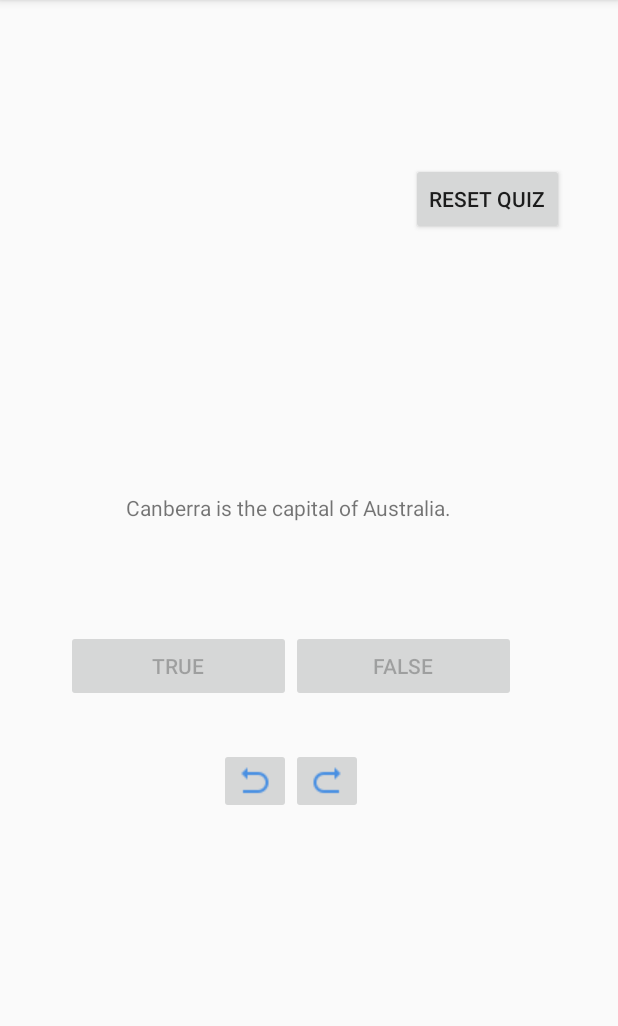
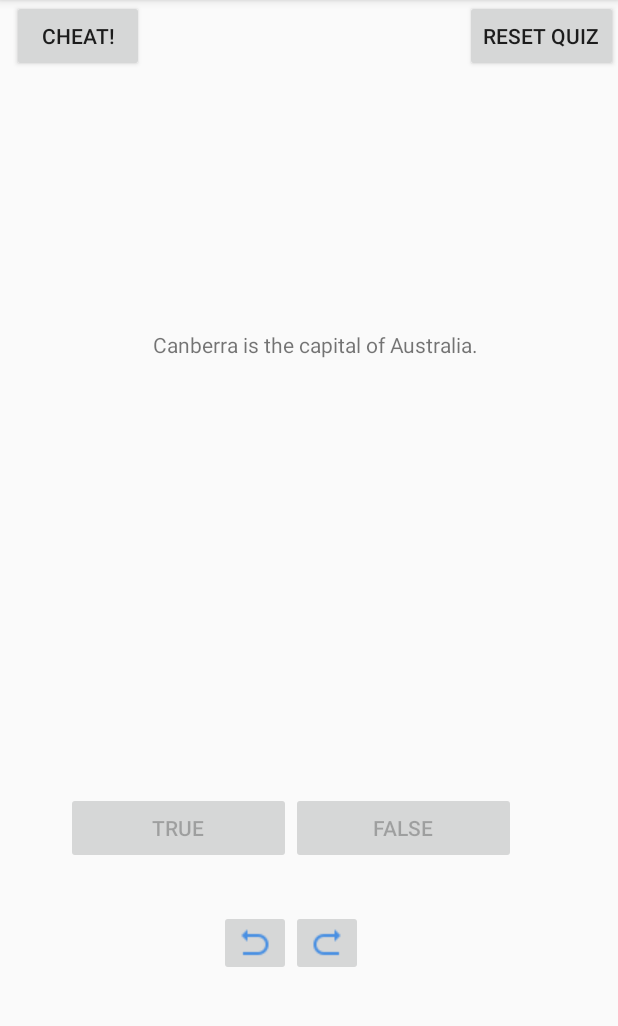
Before and after one commit to chiamtw95/-uni-Android-Labs, an Android app: the screen it shows after launch (QuizActivity), after a tap on "TRUE", on a phone screen of 412 x 824 dp, the part 84-1110 px from its top. Run offline under Robolectric (Android 15) with nearby library versions, the phone set to English and light mode, and no system bars.

Commit message:
intent started

```diff
--- a/GeoQuiz/app/src/main/AndroidManifest.xml
+++ b/GeoQuiz/app/src/main/AndroidManifest.xml
@@ -16,6 +16,7 @@
                 <category android:name="android.intent.category.LAUNCHER" />
             </intent-filter>
         </activity>
+        <activity android:name=".CheatActivity"></activity>
     </application>
 
 </manifest>
--- a/GeoQuiz/app/src/main/java/com/bignerdranch/android/geoquiz/QuizActivity.java
+++ b/GeoQuiz/app/src/main/java/com/bignerdranch/android/geoquiz/QuizActivity.java
@@ -1,7 +1,8 @@
 package com.bignerdranch.android.geoquiz;
 
-import android.content.res.Resources;
-import android.media.Image;
+import android.annotation.SuppressLint;
+import android.content.Context;
+import android.content.Intent;
 import android.support.v7.app.AppCompatActivity;
 import android.os.Bundle;
 import android.util.Log;
@@ -13,16 +14,23 @@ import android.widget.Button;
 import android.view.View;
 
 public class QuizActivity extends AppCompatActivity {
-    public static final String TAG = "QuizActivity";
-    public static final String KEY_INDEX = "index";
-    private Button mTrueButton;
-    private Button mFalseButton;
-    private ImageButton mNextButton;
-    private ImageButton mPreviousButton;
+    public static final String TAG = "QuizActivity", KEY_INDEX = "index",
+            EXTRA_ANSWER_IS_TRUE = "index";
+    private static final int REQUEST_CODE_CHEAT = 0;
+    private Button mTrueButton, mFalseButton, mResetButton, mCheatButton;
+    private ImageButton mNextButton, mPreviousButton;
     private TextView mQuestionTextView;
-    private int mCurrentIndex = 0;
-    private int scoreCounter = 0;
-    private int score;
+    private int mCurrentIndex = 0, scoreCounter = 0;
+    private float score = 0;
+    private boolean mIsCheater;
+
+    public float getScore() {
+        return score;
+    }
+
+    public void setScore(float score) {
+        this.score = score;
+    }
 
     private Question [] mQuestionBank = new Question[]{
             new Question(R.string.question_australia, true),
@@ -33,55 +41,6 @@ public class QuizActivity extends AppCompatActivity {
             new Question(R.string.question_asia,true)
     };
 
-    @Override
-    protected void onCreate(Bundle savedInstanceState) {
-        super.onCreate(savedInstanceState);
-        Log.d(TAG, "onCreate(Bundle) called");
-        setContentView(R.layout.activity_quiz);
-
-        if(savedInstanceState != null)
-            mCurrentIndex =savedInstanceState.getInt(KEY_INDEX, 0);
-
-        mQuestionTextView = (TextView) findViewById(R.id.question_text_view);
-        mTrueButton = (Button) findViewById(R.id.true_button);
-        mFalseButton = (Button) findViewById(R.id.false_button);
-        mNextButton = (ImageButton) findViewById(R.id.next_button);
-        mPreviousButton = (ImageButton) findViewById(R.id.previous_button);
-        updateQuestion(0);
-        resetButtons();
-        mQuestionTextView.setOnClickListener(new View.OnClickListener() {
-            @Override
-            public void onClick(View v) {
-                updateQuestion(1);
-            }
-        });
-        mTrueButton.setOnClickListener(new View.OnClickListener() {
-            @Override
-            public void onClick (View v) {
-                checkAnswer(true);
-                disableButtons();
-            }
-        });
-        mFalseButton.setOnClickListener(new View.OnClickListener() {
-            @Override
-            public void onClick (View v) {
-                checkAnswer(false);
-                disableButtons();
-            }
-        });
-        mNextButton.setOnClickListener(new View.OnClickListener(){
-            @Override
-            public void onClick(View v){
-                updateQuestion(1);
-            }
-        });
-        mPreviousButton.setOnClickListener(new View.OnClickListener(){
-            @Override
-            public void onClick(View v){
-                updateQuestion(-1);
-            }
-        });
-    }
 
     private void updateQuestion(int i){
 
@@ -97,46 +56,51 @@ public class QuizActivity extends AppCompatActivity {
         mQuestionTextView.setText(question);
     }
 
+    @SuppressLint("StringFormatMatches")
     private void checkAnswer(boolean userPressedTue) {
         boolean answerIsTrue = mQuestionBank[mCurrentIndex].isAnswerTrue();
-        int messageResId = 0;
-        String scoreString;
-        Toast toast = null;
-        Resources res = getResources();
+        String toastString;
 
-        if (mCurrentIndex == mQuestionBank.length - 1) {
+
+        if(mIsCheater) {
+            toastString = getString(R.string.cheating_toast);
+            makeToastAndShow(toastString);
+            return;
+        }
+        //Checks if at last question
+        if(mCurrentIndex == mQuestionBank.length - 1) {
             if (userPressedTue == answerIsTrue) {
                 updateScore();
-                scoreString = String.format(res.getString(R.string.score_toast), getString(R.string.correct_toast), score);
+                toastString = String.format(this.getString(R.string.score_toast), getString(R.string.correct_toast), getScore());
             }
             else
-//                scoreString = getString(R.string.score_toast, getString(R.string.incorrect_toast), finalScore);
-                scoreString = String.format(res.getString(R.string.score_toast), getString(R.string.incorrect_toast), score);
-            toast = Toast.makeText(this, scoreString, Toast.LENGTH_SHORT);
+                toastString = getString(R.string.score_toast, getString(R.string.incorrect_toast), score);
+            makeToastAndShow(toastString);
         }
         else {
-            if (userPressedTue == answerIsTrue) {
-                messageResId = R.string.correct_toast;
+            if (userPressedTue == answerIsTrue){
+                toastString = getString(R.string.correct_toast);
                 updateScore();
             }
             else
-                messageResId = R.string.incorrect_toast;
-            toast = Toast.makeText(this, messageResId,Toast.LENGTH_SHORT);
+                toastString = getString(R.string.incorrect_toast);
+            makeToastAndShow(toastString);
         }
-        toast.setGravity(Gravity.TOP, 0,0);
-        toast.show();
     }
 
     private void updateScore(){
         scoreCounter = scoreCounter + 1;
-        score = (scoreCounter/mQuestionBank.length) * 100;
+        float f = (float) scoreCounter/(float) mQuestionBank.length * 100;
+        setScore(f);
     }
 
     private void resetButtons(){
         mTrueButton.setEnabled(true);
         mFalseButton.setEnabled(true);
-        if(mCurrentIndex == 0 )
+        if(mCurrentIndex == 0 ) {
             mPreviousButton.setEnabled(false);
+            mNextButton.setEnabled(true);
+        }
         if (mCurrentIndex == mQuestionBank.length - 1)
             mNextButton.setEnabled(false);
     }
@@ -146,11 +110,104 @@ public class QuizActivity extends AppCompatActivity {
         mFalseButton.setEnabled(false);
     }
 
+    private void makeToastAndShow(String s){
+        Toast toast;
+        toast = Toast.makeText(this, s, Toast.LENGTH_SHORT);
+        toast.setGravity(Gravity.TOP,0,0);
+        toast.show();
+    }
+
+    @Override
+    protected void onCreate(Bundle savedInstanceState) {
+        super.onCreate(savedInstanceState);
+        Log.d(TAG, "onCreate(Bundle) called");
+        setContentView(R.layout.activity_quiz);
+
+        if(savedInstanceState != null) {
+            mCurrentIndex = savedInstanceState.getInt(KEY_INDEX, 0);
+            scoreCounter = savedInstanceState.getInt("scoreCounter", 0);
+            score = savedInstanceState.getFloat("score", 0);
+            if (savedInstanceState.getBoolean("trueButton") == false)
+                disableButtons();
+        }
+        mQuestionTextView = (TextView) findViewById(R.id.question_text_view);
+        mTrueButton = (Button) findViewById(R.id.true_button);
+        mFalseButton = (Button) findViewById(R.id.false_button);
+        mResetButton = (Button) findViewById(R.id.reset_button);
+        mCheatButton = (Button) findViewById(R.id.cheat_button);
+        mNextButton = (ImageButton) findViewById(R.id.next_button);
+        mPreviousButton = (ImageButton) findViewById(R.id.previous_button);
+
+        updateQuestion(0);
+        resetButtons();
+
+        mQuestionTextView.setOnClickListener(new View.OnClickListener() {
+            @Override
+            public void onClick(View v) {
+                updateQuestion(1);
+            }
+        });
+
+        mTrueButton.setOnClickListener(new View.OnClickListener() {
+            @Override
+            public void onClick (View v) {
+                checkAnswer(true);
+                disableButtons();
+            }
+        });
+
+        mFalseButton.setOnClickListener(new View.OnClickListener() {
+            @Override
+            public void onClick (View v) {
+                checkAnswer(false);
+                disableButtons();
+            }
+        });
+
+        mResetButton.setOnClickListener(new View.OnClickListener() {
+            @Override
+            public void onClick(View v) {
+                mCurrentIndex = 0;
+                scoreCounter = 0;
+                score = 0;
+                resetButtons();
+                updateQuestion(0);
+            }
+        });
+
+        mCheatButton.setOnClickListener(new View.OnClickListener() {
+            @Override
+            public void onClick(View v) {
+                boolean answerIsTrue = mQuestionBank[mCurrentIndex].isAnswerTrue();
+                Intent intent = new Intent(QuizActivity.this, CheatActivity.class);
+                startActivityForResult(intent, REQUEST_CODE_CHEAT);
+            }
+        });
+        mNextButton.setOnClickListener(new View.OnClickListener(){
+            @Override
+            public void onClick(View v){
+                updateQuestion(1);
+                mIsCheater = false;
+            }
+        });
+
+        mPreviousButton.setOnClickListener(new View.OnClickListener(){
+            @Override
+            public void onClick(View v){
+                updateQuestion(-1);
+            }
+        });
+    }
+
     @Override
     protected void onSaveInstanceState(Bundle savedInstanceState) {
         super.onSaveInstanceState(savedInstanceState);
         Log.i(TAG, "onSaveInstanceState: ");
         savedInstanceState.putInt(KEY_INDEX, mCurrentIndex);
+        savedInstanceState.putInt("scoreCounter",scoreCounter);
+        savedInstanceState.putFloat("score",score);
+        savedInstanceState.putBoolean("trueButton", mTrueButton.isEnabled());
+
     }
 
     @Override
@@ -183,5 +240,4 @@ public class QuizActivity extends AppCompatActivity {
         Log.d(TAG, "onResume() called");
     }
 
-
 }
--- a/GeoQuiz/app/src/main/res/layout-land/activity_quiz.xml
+++ b/GeoQuiz/app/src/main/res/layout-land/activity_quiz.xml
@@ -28,6 +28,12 @@
             android:layout_height="wrap_content"
             android:layout_alignParentEnd="true"
             android:text="@string/reset_button" />
+        <Button
+            android:id="@+id/cheat_button"
+            android:layout_width="wrap_content"
+            android:layout_height="wrap_content"
+            android:layout_alignParentTop="true"
+            android:text="@string/cheat_button" />
 
         <LinearLayout
             android:layout_width="wrap_content"
--- a/GeoQuiz/app/src/main/res/layout/activity_quiz.xml
+++ b/GeoQuiz/app/src/main/res/layout/activity_quiz.xml
@@ -7,8 +7,8 @@
     tools:context=".QuizActivity">
 
     <RelativeLayout
-        android:layout_width="368dp"
-        android:layout_height="551dp"
+        android:layout_width="match_parent"
+        android:layout_height="match_parent"
         android:layout_marginStart="8dp"
         android:orientation="horizontal"
         app:layout_constraintBottom_toBottomOf="parent"
@@ -67,5 +67,12 @@
             android:layout_height="wrap_content"
             android:layout_alignParentEnd="true"
             android:text="@string/reset_button" />
+
+        <Button
+            android:id="@+id/cheat_button"
+            android:layout_width="wrap_content"
+            android:layout_height="wrap_content"
+            android:layout_alignParentTop="true"
+            android:text="@string/cheat_button" />
     </RelativeLayout>
 </android.support.constraint.ConstraintLayout>
--- a/GeoQuiz/app/src/main/res/values/strings.xml
+++ b/GeoQuiz/app/src/main/res/values/strings.xml
@@ -16,5 +16,11 @@
     //toast strings
     <string name="correct_toast">Correct!</string>
     <string name="incorrect_toast">Incorrect!</string>
-    <string name="score_toast">%1$s. Your score is %2$f%%</string>
+    <string name="score_toast">%1$s. Your score is %2$.2f%%</string>
+
+    //CheatActivity
+    <string name="cheat_button">Cheat!</string>
+    <string name="cheat_warning">Are you sure you want to do this?</string>
+    <string name="show_answer_button">Show Answer</string>
+    <string name="cheating_toast">Cheating is wrong.</string>
 </resources>
```
Also changed, not shown: GeoQuiz/app/src/main/java/com/bignerdranch/android/geoquiz/CheatActivity.java (added, +70 -0 lines), GeoQuiz/app/src/main/res/layout-land/activity_cheat.xml (added, +47 -0 lines), GeoQuiz/app/src/main/res/layout/activity_cheat.xml (added, +47 -0 lines), 2 other files.
